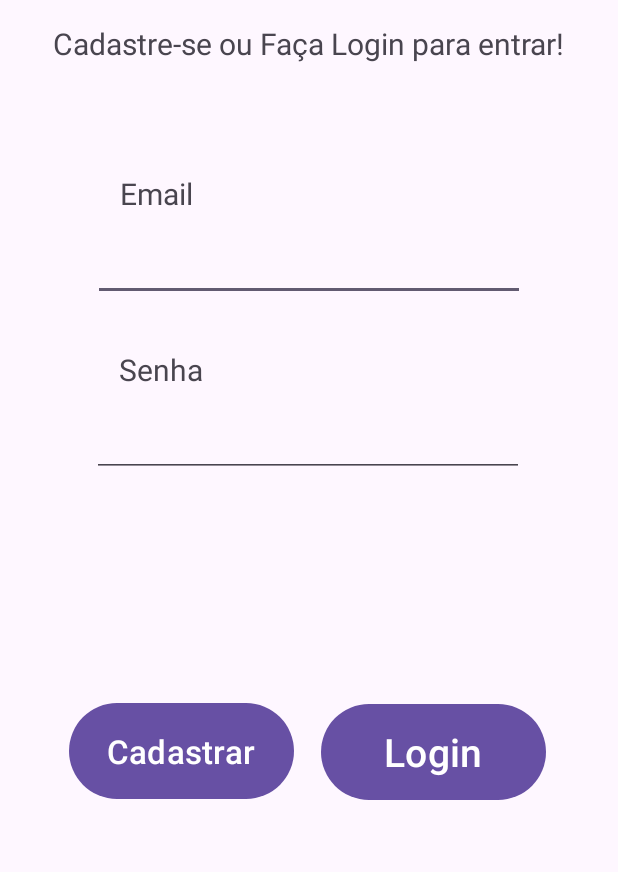
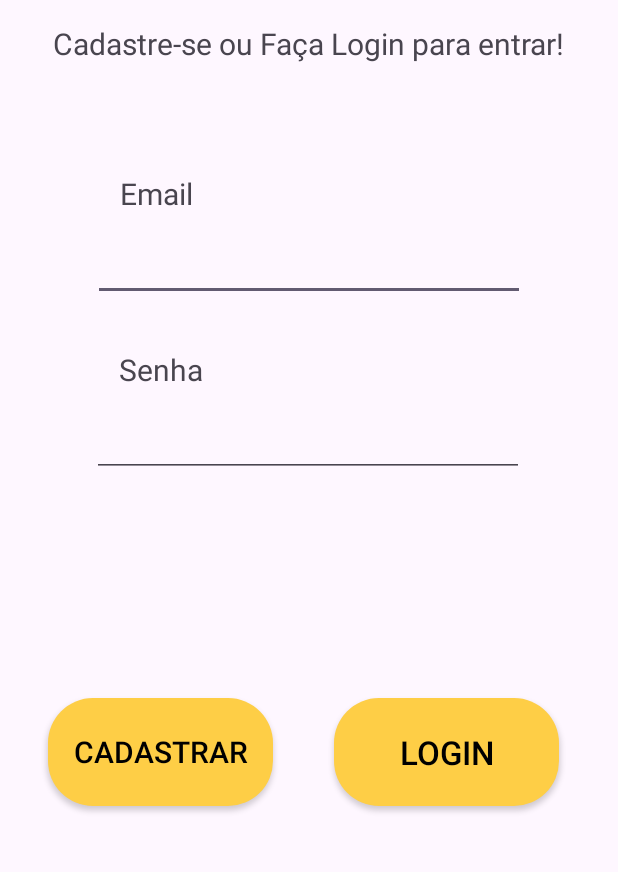
Before and after one commit to rafael-saraiva-mielczarski/Projeto-Final-Mobile, an Android app: the screen it shows after launch (MainActivity), on a phone screen of 412 x 824 dp, the part 272-1144 px from its top. Run offline under Robolectric (Android 15) with nearby library versions, the phone set to English and light mode, and no system bars.

Commit message:
change button styles

```diff
--- /dev/null
+++ b/projetofinal/src/main/res/drawable/background_button.xml
@@ -0,0 +1,6 @@
+<?xml version="1.0" encoding="utf-8"?>
+<shape xmlns:android="http://schemas.android.com/apk/res/android"
+    android:shape="rectangle">
+    <solid android:color="@color/yellow"></solid>
+    <corners android:radius="30dp"></corners>
+</shape>
--- a/projetofinal/src/main/res/layout/activity_main.xml
+++ b/projetofinal/src/main/res/layout/activity_main.xml
@@ -20,28 +20,32 @@
         app:layout_constraintTop_toTopOf="parent"
         app:layout_constraintVertical_bias="0.146" />
 
-    <Button
+    <androidx.appcompat.widget.AppCompatButton
         android:id="@+id/button_cadastro"
         android:layout_width="150dp"
         android:layout_height="72dp"
+        android:background="@drawable/background_button"
         android:text="@string/btn_cadastro"
+        android:textColor="@color/black"
+        android:textSize="20sp"
+        app:layout_constraintBottom_toBottomOf="parent"
+        app:layout_constraintEnd_toEndOf="parent"
+        app:layout_constraintHorizontal_bias="0.122"
+        app:layout_constraintStart_toStartOf="parent"
+        app:layout_constraintTop_toTopOf="parent"
+        app:layout_constraintVertical_bias="0.86" />
+
+    <androidx.appcompat.widget.AppCompatButton
+        android:id="@+id/button_login"
+        android:layout_width="150dp"
+        android:layout_height="72dp"
+        android:background="@drawable/background_button"
+        android:text="@string/btn_login"
+        android:textColor="@color/black"
         android:textSize="22sp"
         app:layout_constraintBottom_toBottomOf="parent"
         app:layout_constraintEnd_toEndOf="parent"
-        app:layout_constraintHorizontal_bias="0.175"
-        app:layout_constraintStart_toStartOf="parent"
-        app:layout_constraintTop_toTopOf="parent"
-        app:layout_constraintVertical_bias="0.859" />
-
-    <Button
-        android:id="@+id/button_login"
-        android:layout_width="150dp"
-        android:layout_height="72dp"
-        android:text="@string/btn_login"
-        android:textSize="26sp"
-        app:layout_constraintBottom_toBottomOf="parent"
-        app:layout_constraintEnd_toEndOf="parent"
-        app:layout_constraintHorizontal_bias="0.818"
+        app:layout_constraintHorizontal_bias="0.85"
         app:layout_constraintStart_toStartOf="parent"
         app:layout_constraintTop_toTopOf="parent"
         app:layout_constraintVertical_bias="0.86" />
--- a/projetofinal/src/main/res/values/colors.xml
+++ b/projetofinal/src/main/res/values/colors.xml
@@ -2,4 +2,5 @@
 <resources>
     <color name="black">#FF000000</color>
     <color name="white">#FFFFFFFF</color>
+    <color name="yellow">#FECE46</color>
 </resources>
```
Also changed, not shown: projetofinal/src/main/res/layout/activity_coin_details.xml (+9 -3 lines), projetofinal/src/main/res/layout/activity_coins_rvactivity.xml (+10 -6 lines), projetofinal/src/main/res/layout/activity_home.xml (+11 -5 lines), projetofinal/src/main/res/layout/activity_trending_coins_rvactivity.xml (+10 -6 lines), projetofinal/src/main/res/layout/view_holder_coin.xml (+5 -3 lines).
